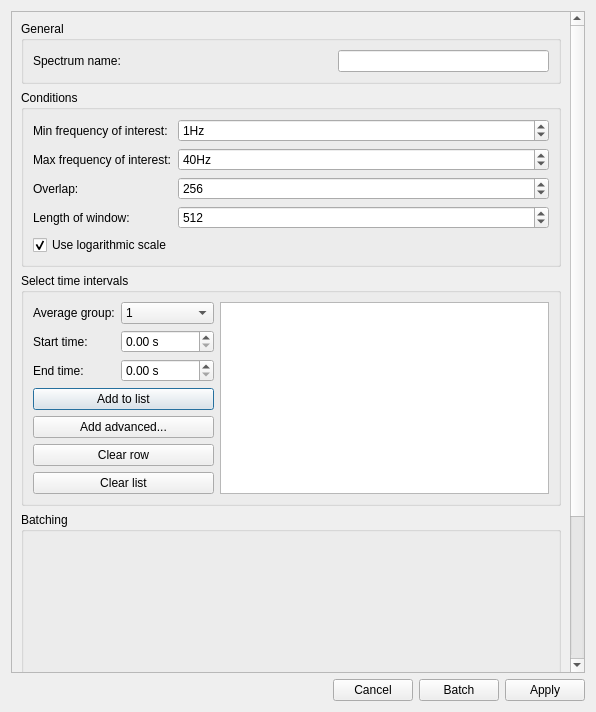
Old version of the form designer_ui_files/powerSpectrumDialogUi.ui in the repository cibr-jyu/meggie.
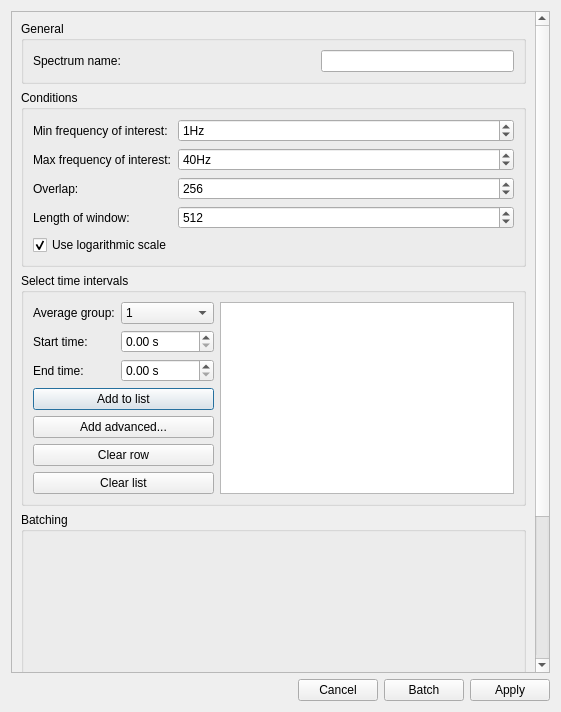
New version of the form.

Patch:
```diff
--- a/designer_ui_files/powerSpectrumDialogUi.ui
+++ b/designer_ui_files/powerSpectrumDialogUi.ui
@@ -6,7 +6,7 @@
    <rect>
     <x>0</x>
     <y>0</y>
-    <width>596</width>
+    <width>561</width>
     <height>712</height>
    </rect>
   </property>
@@ -23,15 +23,15 @@
       <property name="geometry">
        <rect>
         <x>0</x>
-        <y>-189</y>
-        <width>562</width>
-        <height>850</height>
+        <y>0</y>
+        <width>527</width>
+        <height>867</height>
        </rect>
       </property>
       <property name="minimumSize">
        <size>
-        <width>550</width>
-        <height>850</height>
+        <width>0</width>
+        <height>0</height>
        </size>
       </property>
       <layout class="QGridLayout" name="gridLayout_4">
```
Left out of the diff: 10 changed lines with no effect on the pictures.
